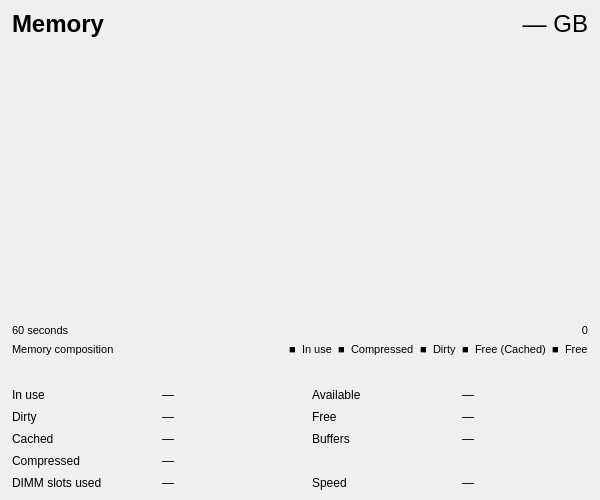
This is src/perf/memorydetailwidget.ui in Kikkiu17/TuxManager as Qt 5 draws it before an edit. The edited form follows.
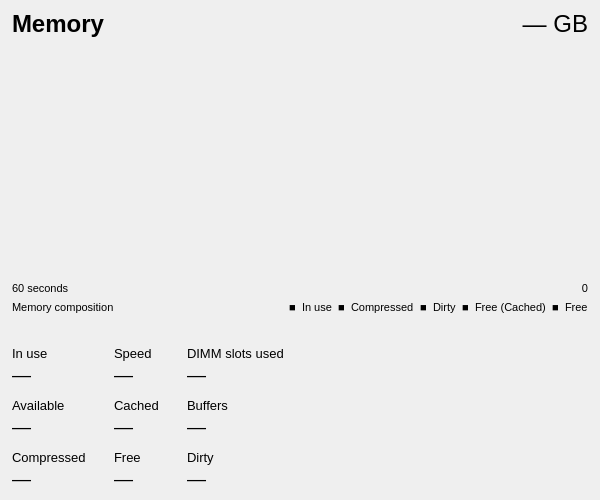
This is the edited form. Custom widgets are drawn as their Qt base class.

Commit message: refactor: update detail widget layouts and styling for nested grid items

What changed in the file:
```diff
--- a/src/perf/memorydetailwidget.ui
+++ b/src/perf/memorydetailwidget.ui
@@ -261,164 +261,176 @@
    </item>
    <item>
     <layout class="QGridLayout" name="statsGrid">
-     <property name="horizontalSpacing">
-      <number>24</number>
-     </property>
-     <property name="verticalSpacing">
-      <number>8</number>
-     </property>
+     <property name="horizontalSpacing"><number>28</number></property>
+     <property name="verticalSpacing"><number>12</number></property>
+
+     <!-- Column 0 -->
      <item row="0" column="0">
-      <widget class="QLabel" name="inUseLabel">
-       <property name="styleSheet">
-        <string></string>
-       </property>
-       <property name="text">
-        <string>In use</string>
-       </property>
-      </widget>
-     </item>
-     <item row="0" column="1">
-      <widget class="QLabel" name="statInUseValue">
-       <property name="text">
-        <string>—</string>
-       </property>
-      </widget>
-     </item>
-     <item row="0" column="2">
-      <widget class="QLabel" name="availableLabel">
-       <property name="styleSheet">
-        <string></string>
-       </property>
-       <property name="text">
-        <string>Available</string>
-       </property>
-      </widget>
-     </item>
-     <item row="0" column="3">
-      <widget class="QLabel" name="statAvailValue">
-       <property name="text">
-        <string>—</string>
-       </property>
-      </widget>
+      <layout class="QVBoxLayout" name="inUseLayout">
+       <property name="spacing"><number>2</number></property>
+       <item>
+        <widget class="QLabel" name="inUseLabel">
+         <property name="styleSheet"><string>font-size: 10pt;</string></property>
+         <property name="text"><string>In use</string></property>
+        </widget>
+       </item>
+       <item>
+        <widget class="QLabel" name="statInUseValue">
+         <property name="styleSheet"><string>font-size: 14pt;</string></property>
+         <property name="text"><string>—</string></property>
+        </widget>
+       </item>
+      </layout>
      </item>
      <item row="1" column="0">
-      <widget class="QLabel" name="dirtyLabel">
-       <property name="styleSheet">
-        <string></string>
-       </property>
-       <property name="text">
-        <string>Dirty</string>
-       </property>
-      </widget>
-     </item>
-     <item row="1" column="1">
-      <widget class="QLabel" name="statDirtyValue">
-       <property name="text">
-        <string>—</string>
-       </property>
-      </widget>
-     </item>
-     <item row="1" column="2">
-      <widget class="QLabel" name="freeLabel">
-       <property name="styleSheet">
-        <string></string>
-       </property>
-       <property name="text">
-        <string>Free</string>
-       </property>
-      </widget>
-     </item>
-     <item row="1" column="3">
-      <widget class="QLabel" name="statFreeValue">
-       <property name="text">
-        <string>—</string>
-       </property>
-      </widget>
+      <layout class="QVBoxLayout" name="availableLayout">
+       <property name="spacing"><number>2</number></property>
+       <item>
+        <widget class="QLabel" name="availableLabel">
+         <property name="styleSheet"><string>font-size: 10pt;</string></property>
+         <property name="text"><string>Available</string></property>
+        </widget>
+       </item>
+       <item>
+        <widget class="QLabel" name="statAvailValue">
+         <property name="styleSheet"><string>font-size: 14pt;</string></property>
+         <property name="text"><string>—</string></property>
+        </widget>
+       </item>
+      </layout>
      </item>
      <item row="2" column="0">
-      <widget class="QLabel" name="cachedLabel">
-       <property name="styleSheet">
-        <string></string>
-       </property>
-       <property name="text">
-        <string>Cached</string>
-       </property>
-      </widget>
+      <layout class="QVBoxLayout" name="compressedLayout">
+       <property name="spacing"><number>2</number></property>
+       <item>
+        <widget class="QLabel" name="compressedLabel">
+         <property name="styleSheet"><string>font-size: 10pt;</string></property>
+         <property name="text"><string>Compressed</string></property>
+        </widget>
+       </item>
+       <item>
+        <widget class="QLabel" name="statCompressedValue">
+         <property name="styleSheet"><string>font-size: 14pt;</string></property>
+         <property name="text"><string>—</string></property>
+        </widget>
+       </item>
+      </layout>
+     </item>
+
+     <!-- Column 1 -->
+     <item row="0" column="1">
+      <layout class="QVBoxLayout" name="memorySpeedLayout">
+       <property name="spacing"><number>2</number></property>
+       <item>
+        <widget class="QLabel" name="memorySpeedLabel">
+         <property name="styleSheet"><string>font-size: 10pt;</string></property>
+         <property name="text"><string>Speed</string></property>
+        </widget>
+       </item>
+       <item>
+        <widget class="QLabel" name="statMemSpeedValue">
+         <property name="styleSheet"><string>font-size: 14pt;</string></property>
+         <property name="text"><string>—</string></property>
+        </widget>
+       </item>
+      </layout>
+     </item>
+     <item row="1" column="1">
+      <layout class="QVBoxLayout" name="cachedLayout">
+       <property name="spacing"><number>2</number></property>
+       <item>
+        <widget class="QLabel" name="cachedLabel">
+         <property name="styleSheet"><string>font-size: 10pt;</string></property>
+         <property name="text"><string>Cached</string></property>
+        </widget>
+       </item>
+       <item>
+        <widget class="QLabel" name="statCachedValue">
+         <property name="styleSheet"><string>font-size: 14pt;</string></property>
+         <property name="text"><string>—</string></property>
+        </widget>
+       </item>
+      </layout>
      </item>
      <item row="2" column="1">
-      <widget class="QLabel" name="statCachedValue">
-       <property name="text">
-        <string>—</string>
-       </property>
-      </widget>
+      <layout class="QVBoxLayout" name="freeLayout">
+       <property name="spacing"><number>2</number></property>
+       <item>
+        <widget class="QLabel" name="freeLabel">
+         <property name="styleSheet"><string>font-size: 10pt;</string></property>
+         <property name="text"><string>Free</string></property>
+        </widget>
+       </item>
+       <item>
+        <widget class="QLabel" name="statFreeValue">
+         <property name="styleSheet"><string>font-size: 14pt;</string></property>
+         <property name="text"><string>—</string></property>
+        </widget>
+       </item>
+      </layout>
+     </item>
+
+     <!-- Column 2 -->
+     <item row="0" column="2">
+      <layout class="QVBoxLayout" name="dimmSlotsLayout">
+       <property name="spacing"><number>2</number></property>
+       <item>
+        <widget class="QLabel" name="dimmSlotsLabel">
+         <property name="styleSheet"><string>font-size: 10pt;</string></property>
+         <property name="text"><string>DIMM slots used</string></property>
+        </widget>
+       </item>
+       <item>
+        <widget class="QLabel" name="statDimmSlotsValue">
+         <property name="styleSheet"><string>font-size: 14pt;</string></property>
+         <property name="text"><string>—</string></property>
+        </widget>
+       </item>
+      </layout>
+     </item>
+     <item row="1" column="2">
+      <layout class="QVBoxLayout" name="buffersLayout">
+       <property name="spacing"><number>2</number></property>
+       <item>
+        <widget class="QLabel" name="buffersLabel">
+         <property name="styleSheet"><string>font-size: 10pt;</string></property>
+         <property name="text"><string>Buffers</string></property>
+        </widget>
+       </item>
+       <item>
+        <widget class="QLabel" name="statBuffersValue">
+         <property name="styleSheet"><string>font-size: 14pt;</string></property>
+         <property name="text"><string>—</string></property>
+        </widget>
+       </item>
+      </layout>
      </item>
      <item row="2" column="2">
-      <widget class="QLabel" name="buffersLabel">
-       <property name="styleSheet">
-        <string></string>
-       </property>
-       <property name="text">
-        <string>Buffers</string>
-       </property>
-      </widget>
+      <layout class="QVBoxLayout" name="dirtyLayout">
+       <property name="spacing"><number>2</number></property>
+       <item>
+        <widget class="QLabel" name="dirtyLabel">
+         <property name="styleSheet"><string>font-size: 10pt;</string></property>
+         <property name="text"><string>Dirty</string></property>
+        </widget>
+       </item>
+       <item>
+        <widget class="QLabel" name="statDirtyValue">
+         <property name="styleSheet"><string>font-size: 14pt;</string></property>
+         <property name="text"><string>—</string></property>
+        </widget>
+       </item>
+      </layout>
      </item>
-     <item row="2" column="3">
-      <widget class="QLabel" name="statBuffersValue">
-       <property name="text">
-        <string>—</string>
+
+     <!-- Spacer Column 3 -->
+     <item row="0" column="3">
+      <spacer name="statsGridSpacer">
+       <property name="orientation"><enum>Qt::Horizontal</enum></property>
+       <property name="sizeHint" stdset="0">
+        <size><width>40</width><height>20</height></size>
        </property>
-      </widget>
-     </item>
-     <item row="3" column="0">
-      <widget class="QLabel" name="compressedLabel">
-       <property name="styleSheet">
-        <string></string>
-       </property>
-       <property name="text">
-        <string>Compressed</string>
-       </property>
-      </widget>
-     </item>
-     <item row="3" column="1">
-      <widget class="QLabel" name="statCompressedValue">
-       <property name="text">
-        <string>—</string>
-       </property>
-      </widget>
-     </item>
-     <item row="4" column="0">
-      <widget class="QLabel" name="dimmSlotsLabel">
-       <property name="styleSheet">
-        <string></string>
-       </property>
-       <property name="text">
-        <string>DIMM slots used</string>
-       </property>
-      </widget>
-     </item>
-     <item row="4" column="1">
-      <widget class="QLabel" name="statDimmSlotsValue">
-       <property name="text">
-        <string>—</string>
-       </property>
-      </widget>
-     </item>
-     <item row="4" column="2">
-      <widget class="QLabel" name="memorySpeedLabel">
-       <property name="styleSheet">
-        <string></string>
-       </property>
-       <property name="text">
-        <string>Speed</string>
-       </property>
-      </widget>
-     </item>
-     <item row="4" column="3">
-      <widget class="QLabel" name="statMemSpeedValue">
-       <property name="text">
-        <string>—</string>
-       </property>
-      </widget>
+      </spacer>
      </item>
     </layout>
    </item>
```
Left out of the diff: 2 changed lines with no effect on the pictures. The commit also changes 15 other files.
